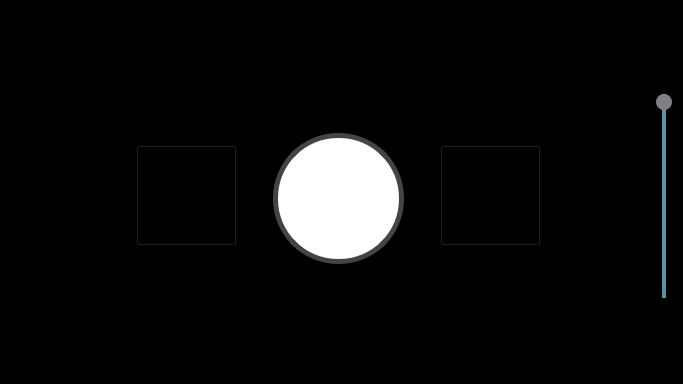
Qt form ViewLayer/SongPlayerUi.ui (UCSolarCarTeam/Epsilon-Onboard-Media-Control) before a commit.
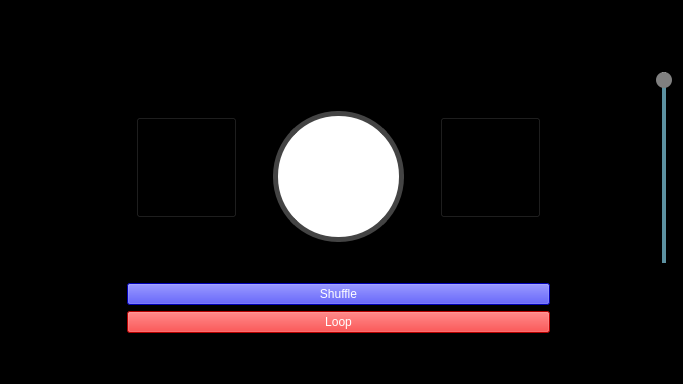
The same form after that commit. Icons and pictures are not drawn.

Commit message: made buttons

```diff
--- a/ViewLayer/SongPlayerUi.ui
+++ b/ViewLayer/SongPlayerUi.ui
@@ -179,6 +179,22 @@
      </property>
     </spacer>
    </item>
+   <item row="9" column="6">
+    <spacer name="verticalSpacer_4">
+     <property name="orientation">
+      <enum>Qt::Vertical</enum>
+     </property>
+     <property name="sizeType">
+      <enum>QSizePolicy::Fixed</enum>
+     </property>
+     <property name="sizeHint" stdset="0">
+      <size>
+       <width>20</width>
+       <height>40</height>
+      </size>
+     </property>
+    </spacer>
+   </item>
    <item row="5" column="6">
     <widget class="QWidget" name="widget_2" native="true">
      <property name="sizePolicy">
@@ -345,20 +361,26 @@
     </widget>
    </item>
    <item row="7" column="6">
-    <spacer name="verticalSpacer_4">
-     <property name="orientation">
-      <enum>Qt::Vertical</enum>
+    <widget class="QPushButton" name="ShuffleButton">
+     <property name="styleSheet">
+      <string notr="true">color: white;
+background-color: blue;</string>
      </property>
-     <property name="sizeType">
-      <enum>QSizePolicy::Fixed</enum>
+     <property name="text">
+      <string>Shuffle</string>
      </property>
-     <property name="sizeHint" stdset="0">
-      <size>
-       <width>20</width>
-       <height>40</height>
-      </size>
+    </widget>
+   </item>
+   <item row="8" column="6">
+    <widget class="QPushButton" name="LoopButton">
+     <property name="styleSheet">
+      <string notr="true">color: white;
+background-color: red;</string>
      </property>
-    </spacer>
+     <property name="text">
+      <string>Loop</string>
+     </property>
+    </widget>
    </item>
   </layout>
  </widget>
```
The commit also changes 7 other files.
